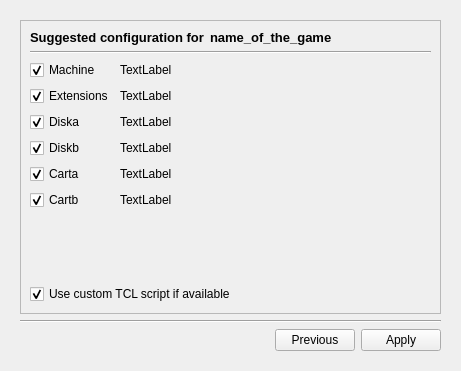
Before: the Qt Designer form res/softwaredb.ui in openMSX/catapult, drawn with Qt 5.
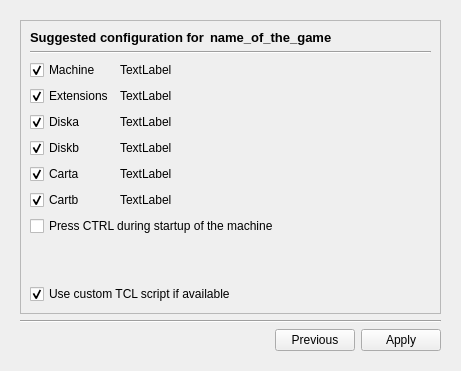
After: the same form once the commit is applied. Custom widgets are drawn as their Qt base class.

What changed in the file:
```diff
--- a/res/softwaredb.ui
+++ b/res/softwaredb.ui
@@ -716,6 +716,19 @@
             </item>
            </layout>
           </item>
+          <item>
+           <widget class="QCheckBox" name="ctrlCheckBox" >
+            <property name="enabled" >
+             <bool>true</bool>
+            </property>
+            <property name="text" >
+             <string>Press CTRL during startup of the machine</string>
+            </property>
+            <property name="checked" >
+             <bool>false</bool>
+            </property>
+           </widget>
+          </item>
           <item>
            <spacer name="verticalSpacer" >
             <property name="orientation" >
```
